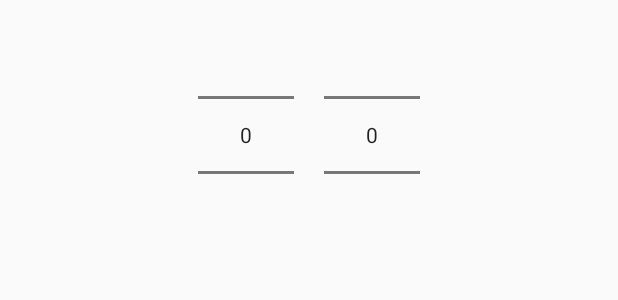
After one commit to deniskond/EasyOrg, an Android app: the layout date_picker_dialog.xml on its own in the app's theme, with its tools: preview values and no code run, on a phone screen of 412 x 824 dp. The commit adds this screen. Shown: the top 300 px of the screen. Run offline under Robolectric (Android 15) with nearby library versions, the phone set to English and light mode, and no system bars.

Commit message:
fixes #61 fixes #67 fixes #68

```diff
--- /dev/null
+++ b/app/src/main/res/layout/date_picker_dialog.xml
@@ -0,0 +1,32 @@
+<?xml version="1.0" encoding="utf-8"?>
+<LinearLayout xmlns:android="http://schemas.android.com/apk/res/android"
+    android:layout_width="fill_parent"
+    android:layout_height="fill_parent"
+    android:orientation="vertical"
+    android:weightSum="1">
+
+    <LinearLayout
+        android:layout_width="wrap_content"
+        android:layout_height="wrap_content"
+        android:layout_gravity="center"
+        android:orientation="horizontal">
+
+        <NumberPicker
+            android:id="@+id/picker_month"
+            android:layout_width="wrap_content"
+            android:layout_height="wrap_content"
+            android:layout_marginEnd="20dp"
+            android:layout_marginRight="20dp">
+
+        </NumberPicker>
+
+        <NumberPicker
+            android:id="@+id/picker_year"
+            android:layout_width="wrap_content"
+            android:layout_height="wrap_content">
+
+        </NumberPicker>
+
+    </LinearLayout>
+
+</LinearLayout>
--- a/app/src/main/res/values/strings.xml
+++ b/app/src/main/res/values/strings.xml
@@ -34,4 +34,5 @@
     <string name="deadline_year">До конца года</string>
     <string name="deadline_none">Бессрочно</string>
     <string name="deadline_custom">Другая дата:</string>
+    <string name="ok">OK</string>
 </resources>
```
Also changed, not shown: app/src/main/java/nosfie/easyorg/Dialogs/MonthYearPickerDialog.java (added, +73 -0 lines), app/src/main/java/nosfie/easyorg/TaskCalendar/TaskCalendar.java (+36 -9 lines), app/src/main/res/layout/calendar.xml (+4 -4 lines).
